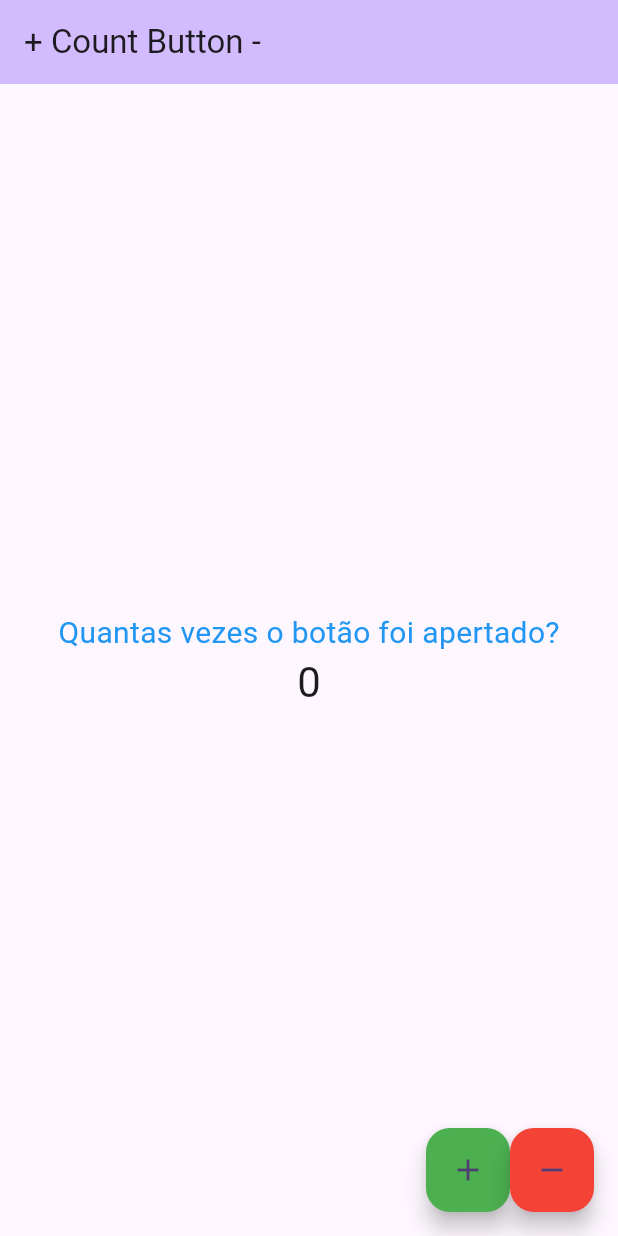
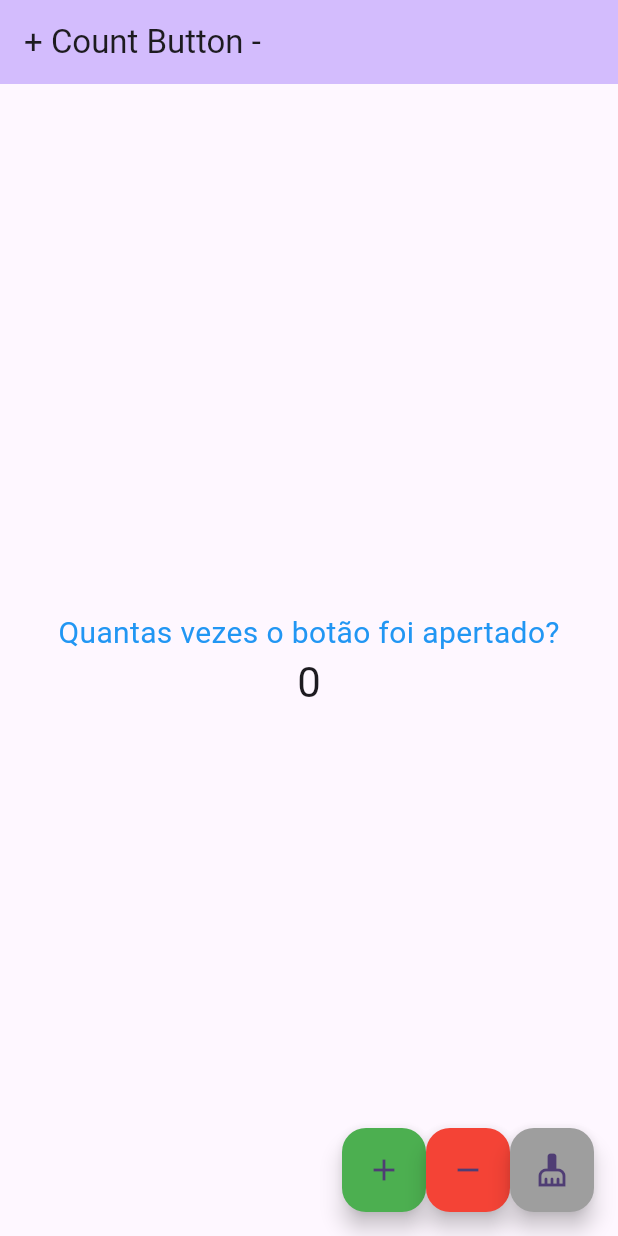
Before and after one commit to rafaelxb/firstapp, a Flutter app: the screen it shows after launch, on a phone screen of 412 x 824 dp. Run offline on Flutter 3.47's test engine with Material 2 defaults, Android fonts, the phone set to English and light mode, and no system bars.

Commit message:
feat: add clean button

```diff
--- a/lib/main.dart
+++ b/lib/main.dart
@@ -67,7 +67,7 @@ class _MyHomePageState extends State<MyHomePage> {
       _counter++;
     });
   }
-    void _decrementCounter() {
+  void _decrementCounter() {
     setState(() {
       // This call to setState tells the Flutter framework that something has
       // changed in this State, which causes it to rerun the build method below
@@ -75,6 +75,16 @@ class _MyHomePageState extends State<MyHomePage> {
       // _counter without calling setState(), then the build method would not be
       // called again, and so nothing would appear to happen.
       _counter--;
+    });
+  }
+  void _cleanCounter() {
+    setState(() {
+      // This call to setState tells the Flutter framework that something has
+      // changed in this State, which causes it to rerun the build method below
+      // so that the display can reflect the updated values. If we changed
+      // _counter without calling setState(), then the build method would not be
+      // called again, and so nothing would appear to happen.
+      _counter=0;
     });
   }
 
@@ -142,6 +152,12 @@ class _MyHomePageState extends State<MyHomePage> {
             backgroundColor: Colors.red,
             child: const Icon(Icons.remove_sharp),
           ),
+          FloatingActionButton(
+            onPressed: _cleanCounter,
+            tooltip: 'Increment',
+            backgroundColor: Colors.grey,
+            child: const Icon(Icons.cleaning_services),
+          ),
         ],
       ),
        // This trailing comma makes auto-formatting nicer for build methods.
```
